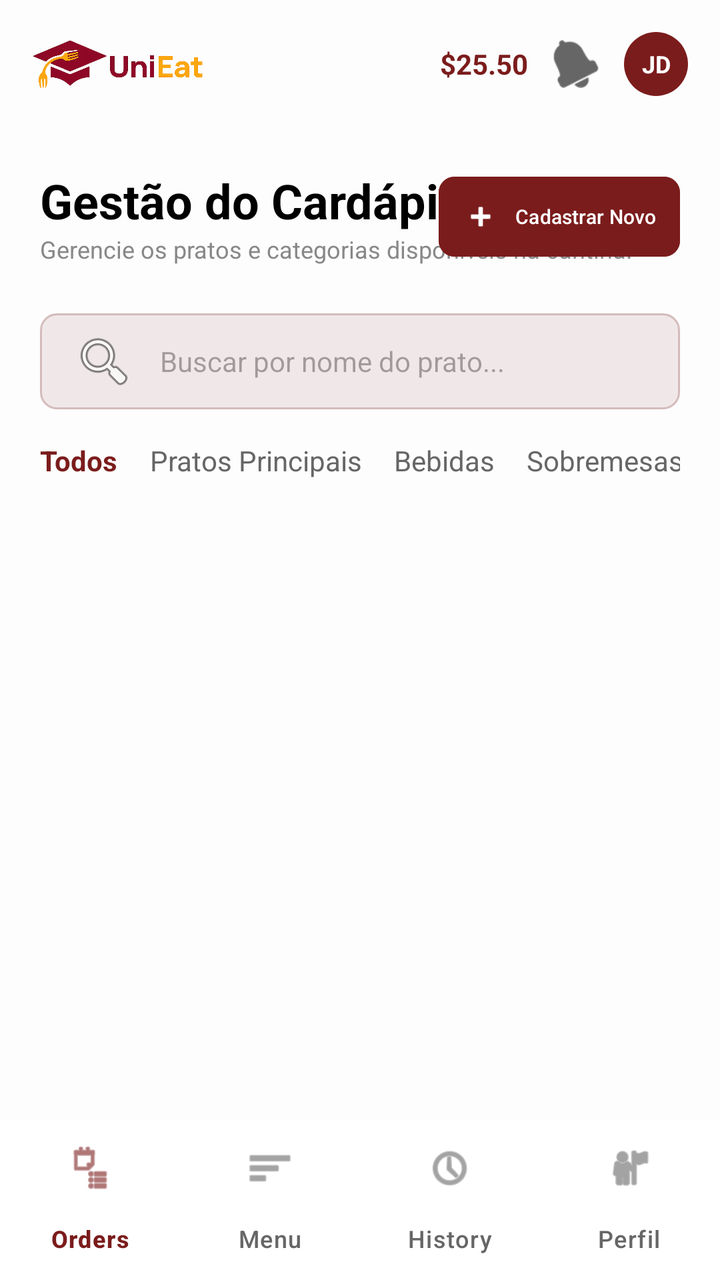
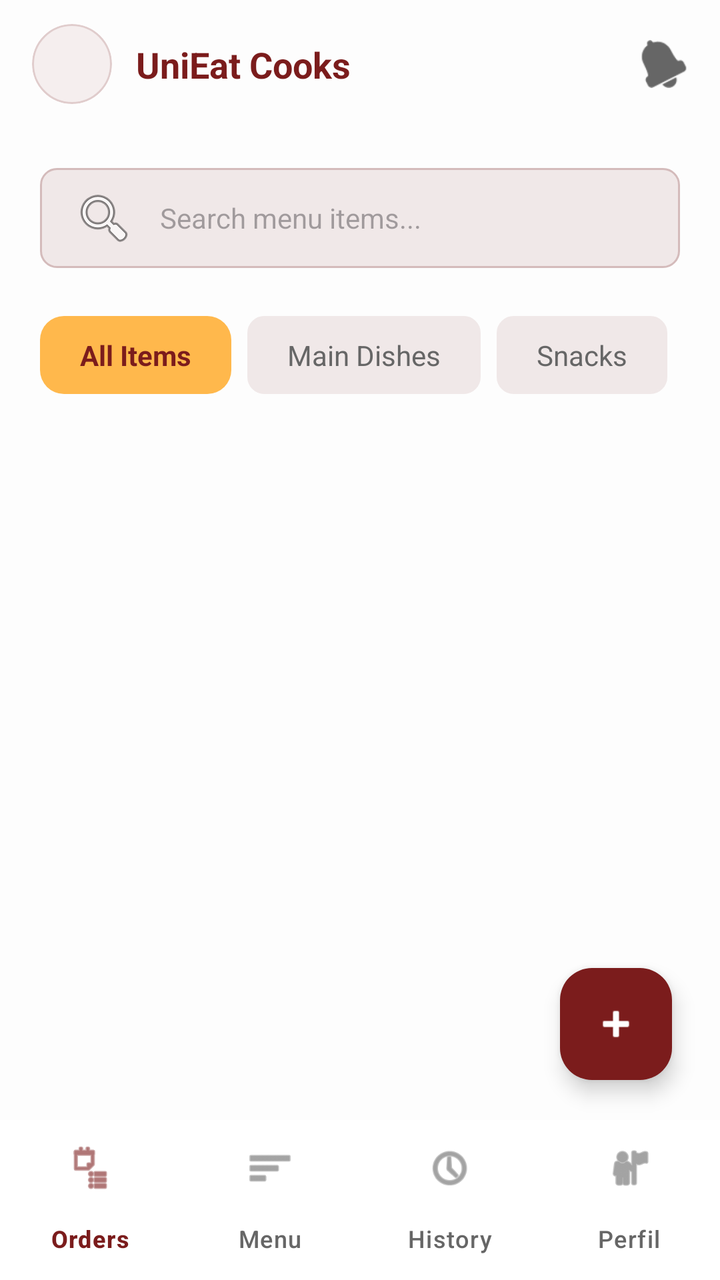

Compare the two renders of this Android layout. The source of the first and the diff that turns it into the second are given below.
<!-- AndroidManifest.xml: application theme Theme.UniEat -->
<!-- res/layout/activity_kitchen_menu.xml -->
<?xml version="1.0" encoding="utf-8"?>
<androidx.constraintlayout.widget.ConstraintLayout xmlns:android="http://schemas.android.com/apk/res/android"
    xmlns:app="http://schemas.android.com/apk/res-auto"
    xmlns:tools="http://schemas.android.com/tools"
    android:layout_width="match_parent"
    android:layout_height="match_parent"
    android:background="#FDFDFD">

    
    <androidx.constraintlayout.widget.ConstraintLayout
        android:id="@+id/topBar"
        android:layout_width="match_parent"
        android:layout_height="64dp"
        android:paddingHorizontal="16dp"
        app:layout_constraintTop_toTopOf="parent">

        <ImageView
            android:id="@+id/imgLogo"
            android:layout_width="wrap_content"
            android:layout_height="24dp"
            android:adjustViewBounds="true"
            android:src="@drawable/logo_unieat"
            app:layout_constraintBottom_toBottomOf="parent"
            app:layout_constraintStart_toStartOf="parent"
            app:layout_constraintTop_toTopOf="parent" />

        <LinearLayout
            android:layout_width="wrap_content"
            android:layout_height="wrap_content"
            android:gravity="center_vertical"
            android:orientation="horizontal"
            app:layout_constraintBottom_toBottomOf="parent"
            app:layout_constraintEnd_toEndOf="parent"
            app:layout_constraintTop_toTopOf="parent">

            <TextView
                android:layout_width="wrap_content"
                android:layout_height="wrap_content"
                android:layout_marginEnd="12dp"
                android:text="$25.50"
                android:textColor="#7B1C1C"
                android:textStyle="bold" />

            <ImageView
                android:layout_width="24dp"
                android:layout_height="24dp"
                android:layout_marginEnd="12dp"
                android:src="@android:drawable/ic_popup_reminder"
                app:tint="#666666" />

            <TextView
                android:layout_width="32dp"
                android:layout_height="32dp"
                android:background="@drawable/shape_icon_circle"
                android:backgroundTint="#7B1C1C"
                android:gravity="center"
                android:text="JD"
                android:textColor="#FFFFFF"
                android:textSize="12sp"
                android:textStyle="bold" />
        </LinearLayout>
    </androidx.constraintlayout.widget.ConstraintLayout>

    <ScrollView
        android:layout_width="match_parent"
        android:layout_height="0dp"
        app:layout_constraintBottom_toTopOf="@+id/bottomNavigation"
        app:layout_constraintTop_toBottomOf="@id/topBar">

        <LinearLayout
            android:layout_width="match_parent"
            android:layout_height="wrap_content"
            android:orientation="vertical"
            android:padding="20dp">

            
            <RelativeLayout
                android:layout_width="match_parent"
                android:layout_height="wrap_content"
                android:layout_marginBottom="24dp">

                <LinearLayout
                    android:layout_width="wrap_content"
                    android:layout_height="wrap_content"
                    android:layout_alignParentStart="true"
                    android:orientation="vertical">

                    <TextView
                        android:layout_width="wrap_content"
                        android:layout_height="wrap_content"
                        android:text="Gestão do Cardápio"
                        android:textColor="#000000"
                        android:textSize="24sp"
                        android:textStyle="bold" />

                    <TextView
                        android:layout_width="wrap_content"
                        android:layout_height="wrap_content"
                        android:text="Gerencie os pratos e categorias disponíveis na cantina."
                        android:textColor="#888888"
                        android:textSize="12sp" />
                </LinearLayout>

                <com.google.android.material.button.MaterialButton
                    android:id="@+id/btnAddDish"
                    android:layout_width="wrap_content"
                    android:layout_height="wrap_content"
                    android:layout_alignParentEnd="true"
                    android:layout_centerVertical="true"
                    android:backgroundTint="#7B1C1C"
                    android:paddingHorizontal="12dp"
                    android:text="Cadastrar Novo"
                    android:textAllCaps="false"
                    android:textSize="10sp"
                    app:cornerRadius="8dp"
                    app:icon="@android:drawable/ic_input_add" />
            </RelativeLayout>

            
            <LinearLayout
                android:layout_width="match_parent"
                android:layout_height="wrap_content"
                android:layout_marginBottom="24dp"
                android:orientation="vertical">

                <EditText
                    android:layout_width="match_parent"
                    android:layout_height="48dp"
                    android:background="@drawable/shape_toggle_bg"
                    android:drawableStart="@android:drawable/ic_menu_search"
                    android:drawablePadding="12dp"
                    android:hint="Buscar por nome do prato..."
                    android:paddingHorizontal="16dp"
                    android:textSize="14sp" />

                <HorizontalScrollView
                    android:layout_width="match_parent"
                    android:layout_height="wrap_content"
                    android:layout_marginTop="16dp"
                    android:scrollbars="none">

                    <LinearLayout
                        android:layout_width="wrap_content"
                        android:layout_height="wrap_content"
                        android:orientation="horizontal">

                        <TextView
                            android:layout_width="wrap_content"
                            android:layout_height="wrap_content"
                            android:layout_marginEnd="16dp"
                            android:text="Todos"
                            android:textColor="#7B1C1C"
                            android:textStyle="bold" />

                        <TextView
                            android:layout_width="wrap_content"
                            android:layout_height="wrap_content"
                            android:layout_marginEnd="16dp"
                            android:text="Pratos Principais"
                            android:textColor="#666666" />

                        <TextView
                            android:layout_width="wrap_content"
                            android:layout_height="wrap_content"
                            android:layout_marginEnd="16dp"
                            android:text="Bebidas"
                            android:textColor="#666666" />

                        <TextView
                            android:layout_width="wrap_content"
                            android:layout_height="wrap_content"
                            android:text="Sobremesas"
                            android:textColor="#666666" />
                    </LinearLayout>
                </HorizontalScrollView>
            </LinearLayout>

            
            <LinearLayout
                android:id="@+id/dishContainer"
                android:layout_width="match_parent"
                android:layout_height="wrap_content"
                android:orientation="vertical" />
        </LinearLayout>
    </ScrollView>

    <com.google.android.material.bottomnavigation.BottomNavigationView
        android:id="@+id/bottomNavigation"
        android:layout_width="match_parent"
        android:layout_height="80dp"
        android:background="#FFFFFF"
        app:itemIconTint="@drawable/nav_item_color"
        app:itemTextColor="@drawable/nav_item_color"
        app:itemActiveIndicatorStyle="@style/Widget.Material3.BottomNavigationView.ActiveIndicator"
        app:itemRippleColor="@null"
        app:labelVisibilityMode="labeled"
        app:menu="@menu/kitchen_nav_menu"
        app:layout_constraintBottom_toBottomOf="parent" />

</androidx.constraintlayout.widget.ConstraintLayout>
<!-- resources referenced by this layout -->
<resources>
  <!-- drawable logo_unieat: png bitmap (drawable, 134527 bytes) -->
  <!-- drawable nav_item_color (drawable) -->
  <?xml version="1.0" encoding="utf-8"?>
  <selector xmlns:android="http://schemas.android.com/apk/res/android">
      <item android:color="#7B1C1C" android:state_checked="true" />
      <item android:color="#666666" />
  </selector>
  <!-- drawable shape_icon_circle (drawable) -->
  <?xml version="1.0" encoding="utf-8"?>
  <shape xmlns:android="http://schemas.android.com/apk/res/android">
      <solid android:color="#FFF5E1" />
      <corners android:radius="50dp" />
  </shape>
  <!-- drawable shape_toggle_bg (drawable) -->
  <?xml version="1.0" encoding="utf-8"?>
  <shape xmlns:android="http://schemas.android.com/apk/res/android"
      android:shape="rectangle">
      <solid android:color="#F0E8E8" />
      <stroke
          android:width="1dp"
          android:color="#D4BBBB" />
      <corners android:radius="8dp" />
  </shape>
  <style name="Theme.UniEat" parent="Base.Theme.UniEat" />
  <style name="Base.Theme.UniEat" parent="Theme.Material3.DayNight.NoActionBar">
      </style>
</resources>

<!-- the commit's change to res/layout/activity_kitchen_menu.xml (unified diff, before → after) -->
@@ -14,56 +14,43 @@
         android:paddingHorizontal="16dp"
         app:layout_constraintTop_toTopOf="parent">
 
-        <ImageView
-            android:id="@+id/imgLogo"
-            android:layout_width="wrap_content"
-            android:layout_height="24dp"
-            android:adjustViewBounds="true"
-            android:src="@drawable/logo_unieat"
+        <com.google.android.material.imageview.ShapeableImageView
+            android:id="@+id/imgProfile"
+            android:layout_width="40dp"
+            android:layout_height="40dp"
+            android:scaleType="centerCrop"
+            android:src="@drawable/shape_logo_placeholder"
             app:layout_constraintBottom_toBottomOf="parent"
             app:layout_constraintStart_toStartOf="parent"
+            app:layout_constraintTop_toTopOf="parent"
+            app:shapeAppearanceOverlay="@style/ShapeAppearance.Material3.Corner.Full" />
+
+        <TextView
+            android:layout_width="wrap_content"
+            android:layout_height="wrap_content"
+            android:layout_marginStart="12dp"
+            android:text="UniEat Cooks"
+            android:textColor="#7B1C1C"
+            android:textSize="18sp"
+            android:textStyle="bold"
+            app:layout_constraintBottom_toBottomOf="parent"
+            app:layout_constraintStart_toEndOf="@id/imgProfile"
             app:layout_constraintTop_toTopOf="parent" />
 
-        <LinearLayout
-            android:layout_width="wrap_content"
-            android:layout_height="wrap_content"
-            android:gravity="center_vertical"
-            android:orientation="horizontal"
+        <ImageView
+            android:layout_width="24dp"
+            android:layout_height="24dp"
+            android:src="@android:drawable/ic_popup_reminder"
             app:layout_constraintBottom_toBottomOf="parent"
             app:layout_constraintEnd_toEndOf="parent"
-            app:layout_constraintTop_toTopOf="parent">
-
-            <TextView
-                android:layout_width="wrap_content"
-                android:layout_height="wrap_content"
-                android:layout_marginEnd="12dp"
-                android:text="$25.50"
-                android:textColor="#7B1C1C"
-                android:textStyle="bold" />
-
-            <ImageView
-                android:layout_width="24dp"
-                android:layout_height="24dp"
-                android:layout_marginEnd="12dp"
-                android:src="@android:drawable/ic_popup_reminder"
-                app:tint="#666666" />
-
-            <TextView
-                android:layout_width="32dp"
-                android:layout_height="32dp"
-                android:background="@drawable/shape_icon_circle"
-                android:backgroundTint="#7B1C1C"
-                android:gravity="center"
-                android:text="JD"
-                android:textColor="#FFFFFF"
-                android:textSize="12sp"
-                android:textStyle="bold" />
-        </LinearLayout>
+            app:layout_constraintTop_toTopOf="parent"
+            app:tint="#666666" />
     </androidx.constraintlayout.widget.ConstraintLayout>
 
-    <ScrollView
+    <androidx.core.widget.NestedScrollView
         android:layout_width="match_parent"
         android:layout_height="0dp"
+        android:fillViewport="true"
         app:layout_constraintBottom_toTopOf="@+id/bottomNavigation"
         app:layout_constraintTop_toBottomOf="@id/topBar">
 
@@ -74,115 +61,98 @@
             android:padding="20dp">
 
             
-            <RelativeLayout
+            <EditText
+                android:id="@+id/etSearch"
+                android:layout_width="match_parent"
+                android:layout_height="50dp"
+                android:background="@drawable/shape_toggle_bg"
+                android:drawableStart="@android:drawable/ic_menu_search"
+                android:drawablePadding="12dp"
+                android:hint="Search menu items..."
+                android:inputType="text"
+                android:paddingHorizontal="16dp"
+                android:textSize="14sp" />
+
+            
+            <HorizontalScrollView
                 android:layout_width="match_parent"
                 android:layout_height="wrap_content"
-                android:layout_marginBottom="24dp">
+                android:layout_marginTop="24dp"
+                android:scrollbars="none">
 
                 <LinearLayout
                     android:layout_width="wrap_content"
                     android:layout_height="wrap_content"
-                    android:layout_alignParentStart="true"
-                    android:orientation="vertical">
+                    android:orientation="horizontal">
 
                     <TextView
                         android:layout_width="wrap_content"
                         android:layout_height="wrap_content"
-                        android:text="Gestão do Cardápio"
-                        android:textColor="#000000"
-                        android:textSize="24sp"
+                        android:layout_marginEnd="8dp"
+                        android:background="@drawable/shape_badge_destaque"
+                        android:backgroundTint="#FFB84C"
+                        android:paddingHorizontal="20dp"
+                        android:paddingVertical="10dp"
+                        android:text="All Items"
+                        android:textColor="#7B1C1C"
                         android:textStyle="bold" />
 
                     <TextView
                         android:layout_width="wrap_content"
                         android:layout_height="wrap_content"
-                        android:text="Gerencie os pratos e categorias disponíveis na cantina."
-                        android:textColor="#888888"
-                        android:textSize="12sp" />
-                </LinearLayout>
+                        android:layout_marginEnd="8dp"
+                        android:background="@drawable/shape_toggle_bg"
+                        android:backgroundTint="#F0E8E8"
+                        android:paddingHorizontal="20dp"
+                        android:paddingVertical="10dp"
+                        android:text="Main Dishes"
+                        android:textColor="#666666" />
 
-                <com.google.android.material.button.MaterialButton
-                    android:id="@+id/btnAddDish"
-                    android:layout_width="wrap_content"
-                    android:layout_height="wrap_content"
-                    android:layout_alignParentEnd="true"
-                    android:layout_centerVertical="true"
-                    android:backgroundTint="#7B1C1C"
-                    android:paddingHorizontal="12dp"
-                    android:text="Cadastrar Novo"
-                    android:textAllCaps="false"
-                    android:textSize="10sp"
-                    app:cornerRadius="8dp"
-                    app:icon="@android:drawable/ic_input_add" />
-            </RelativeLayout>
-
-            
-            <LinearLayout
-                android:layout_width="match_parent"
-                android:layout_height="wrap_content"
-                android:layout_marginBottom="24dp"
-                android:orientation="vertical">
-
-                <EditText
-                    android:layout_width="match_parent"
-                    android:layout_height="48dp"
-                    android:background="@drawable/shape_toggle_bg"
-                    android:drawableStart="@android:drawable/ic_menu_search"
-                    android:drawablePadding="12dp"
-                    android:hint="Buscar por nome do prato..."
-                    android:paddingHorizontal="16dp"
-                    android:textSize="14sp" />
-
-                <HorizontalScrollView
-                    android:layout_width="match_parent"
-                    android:layout_height="wrap_content"
-                    android:layout_marginTop="16dp"
-                    android:scrollbars="none">
-
-                    <LinearLayout
+                    <TextView
                         android:layout_width="wrap_content"
                         android:layout_height="wrap_content"
-                        android:orientation="horizontal">
+                        android:layout_marginEnd="8dp"
+                        android:background="@drawable/shape_toggle_bg"
+                        android:backgroundTint="#F0E8E8"
+                        android:paddingHorizontal="20dp"
+                        android:paddingVertical="10dp"
+                        android:text="Snacks"
+                        android:textColor="#666666" />
 
-                        <TextView
-                            android:layout_width="wrap_content"
-                            android:layout_height="wrap_content"
-                            android:layout_marginEnd="16dp"
-                            android:text="Todos"
-                            android:textColor="#7B1C1C"
-                            android:textStyle="bold" />
-
-                        <TextView
-                            android:layout_width="wrap_content"
-                            android:layout_height="wrap_content"
-                            android:layout_marginEnd="16dp"
-                            android:text="Pratos Principais"
-                            android:textColor="#666666" />
-
-                        <TextView
-                            android:layout_width="wrap_content"
-                            android:layout_height="wrap_content"
-                            android:layout_marginEnd="16dp"
-                            android:text="Bebidas"
-                            android:textColor="#666666" />
-
-                        <TextView
-                            android:layout_width="wrap_content"
-                            android:layout_height="wrap_content"
-                            android:text="Sobremesas"
-                            android:textColor="#666666" />
-                    </LinearLayout>
-                </HorizontalScrollView>
-            </LinearLayout>
+                    <TextView
+                        android:layout_width="wrap_content"
+                        android:layout_height="wrap_content"
+                        android:background="@drawable/shape_toggle_bg"
+                        android:backgroundTint="#F0E8E8"
+                        android:paddingHorizontal="20dp"
+                        android:paddingVertical="10dp"
+                        android:text="Beverages"
+                        android:textColor="#666666" />
+                </LinearLayout>
+            </HorizontalScrollView>
 
             
             <LinearLayout
                 android:id="@+id/dishContainer"
                 android:layout_width="match_parent"
                 android:layout_height="wrap_content"
+                android:layout_marginTop="24dp"
                 android:orientation="vertical" />
+
         </LinearLayout>
-    </ScrollView>
+    </androidx.core.widget.NestedScrollView>
+
+    <com.google.android.material.floatingactionbutton.FloatingActionButton
+        android:id="@+id/btnAddDish"
+        android:layout_width="wrap_content"
+        android:layout_height="wrap_content"
+        android:layout_marginEnd="24dp"
+        android:layout_marginBottom="100dp"
+        android:src="@android:drawable/ic_input_add"
+        app:backgroundTint="#7B1C1C"
+        app:layout_constraintBottom_toBottomOf="parent"
+        app:layout_constraintEnd_toEndOf="parent"
+        app:tint="#FFFFFF" />
 
     <com.google.android.material.bottomnavigation.BottomNavigationView
         android:id="@+id/bottomNavigation"
<!-- resource entries referenced after the edit -->
@@ -1,17 +1,25 @@
 <!-- resources referenced by this layout -->
 <resources>
-  <!-- drawable logo_unieat: png bitmap (drawable, 134527 bytes) -->
   <!-- drawable nav_item_color (drawable) -->
   <?xml version="1.0" encoding="utf-8"?>
   <selector xmlns:android="http://schemas.android.com/apk/res/android">
       <item android:color="#7B1C1C" android:state_checked="true" />
       <item android:color="#666666" />
   </selector>
-  <!-- drawable shape_icon_circle (drawable) -->
+  <!-- drawable shape_badge_destaque (drawable) -->
   <?xml version="1.0" encoding="utf-8"?>
   <shape xmlns:android="http://schemas.android.com/apk/res/android">
-      <solid android:color="#FFF5E1" />
-      <corners android:radius="50dp" />
+      <solid android:color="#FFE8B1" />
+      <corners android:radius="12dp" />
+  </shape>
+  <!-- drawable shape_logo_placeholder (drawable) -->
+  <?xml version="1.0" encoding="utf-8"?>
+  <shape xmlns:android="http://schemas.android.com/apk/res/android"
+      android:shape="oval">
+      <solid android:color="#F5EEEE" />
+      <stroke
+          android:width="1dp"
+          android:color="#E0CCCC" />
   </shape>
   <!-- drawable shape_toggle_bg (drawable) -->
   <?xml version="1.0" encoding="utf-8"?>
